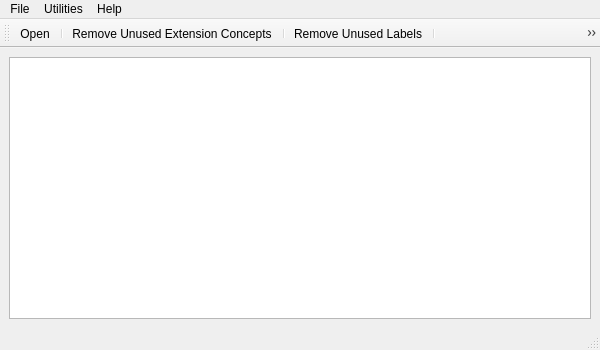
Qt form ui_thinX.ui (AustinMatherne/thinX) before a commit.
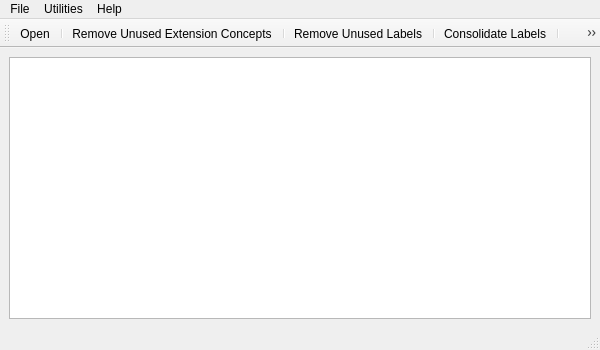
The same form after that commit. Icons and pictures are not drawn.

Commit message: Add redundant labels function to UI

What changed in the file:
```diff
--- a/ui_thinX.ui
+++ b/ui_thinX.ui
@@ -94,6 +94,8 @@
    <addaction name="separator"/>
    <addaction name="actionLabels"/>
    <addaction name="separator"/>
+   <addaction name="actionConsolidateLabels"/>
+   <addaction name="separator"/>
    <addaction name="actionCalculations"/>
    <addaction name="separator"/>
    <addaction name="actionContexts"/>
@@ -182,6 +184,15 @@
     <string>Remove Unused Extension Concepts</string>
    </property>
   </action>
+  <action name="actionConsolidateLabels">
+   <property name="icon">
+    <iconset resource="icons.qrc">
+     <normaloff>:/Glyphicons/icons/glyphicons_100_font.png</normaloff>:/Glyphicons/icons/glyphicons_100_font.png</iconset>
+   </property>
+   <property name="text">
+    <string>Consolidate Labels</string>
+   </property>
+  </action>
  </widget>
  <resources>
   <include location="icons.qrc"/>
```
Left out of the diff: 3 changed lines with no effect on the pictures. The commit also changes 2 other files.
